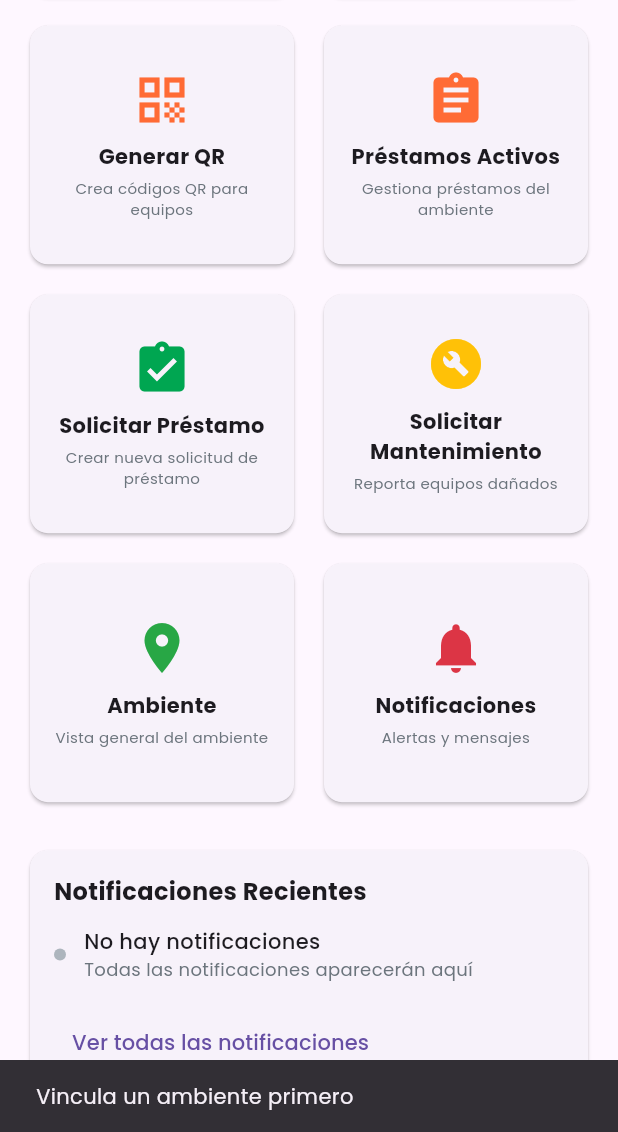
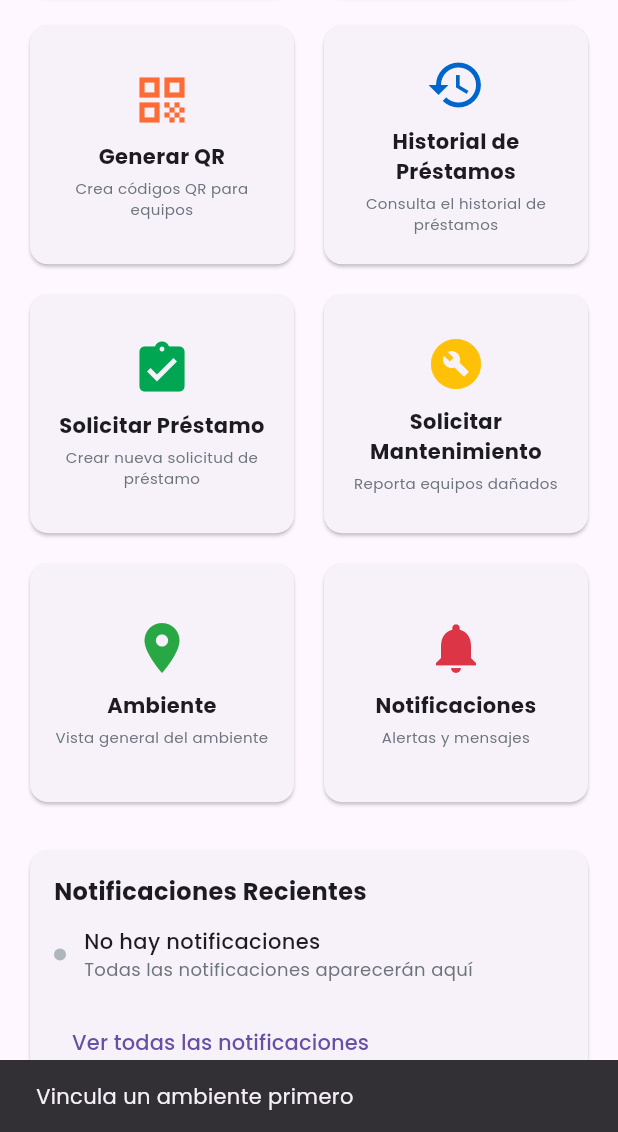
Before and after one commit to axchisan/GestionInventarioSENA, a Flutter app: the InstructorDashboard screen opened by its route, scrolled down 434 dp, on a phone screen of 412 x 824 dp, the part 104-1236 px from its top. Run offline on Flutter 3.47's test engine with Material 3 defaults, Android fonts, the phone set to English and light mode, and no system bars; our stand-ins replace fl_chart, flutter_secure_storage, go_router, google_fonts, jwt_decoder, pdf and 4 more; missing offline and left inert: mobile_scanner; accounts and stored records are empty; network calls fail.

Commit message:
se completo el sistema de prestamos

```diff
--- a/client/lib/core/constants/api_constants.dart
+++ b/client/lib/core/constants/api_constants.dart
@@ -7,3 +7,4 @@ const String inventoryEndpoint = '/api/inventory/';
 const String qrGenerateEndpoint = '/api/qr/generate/';
 const String inventoryChecksEndpoint = '/api/inventory-checks/';
 const String loansEndpoint = '/api/loans/';
+const String loansWarehousesEndpoint = '/api/loans/warehouses';
--- a/client/lib/presentation/screens/dashboard/admin_dashboard_screen.dart
+++ b/client/lib/presentation/screens/dashboard/admin_dashboard_screen.dart
@@ -160,9 +160,9 @@ class AdminDashboardScreen extends StatelessWidget {
                 ),
                 _buildActionCard(
                   context,
-                  'Solicitudes de Préstamo',
-                  'Gestionar préstamos del sistema',
-                  Icons.assignment_turned_in,
+                  'Historial de Préstamos',
+                  'Gestionar historial de préstamos',
+                  Icons.history,
                   AppColors.secondary,
                   '/loan-history',
                 ),
@@ -448,8 +448,8 @@ class AdminDashboardScreen extends StatelessWidget {
             onTap: () => context.push('/user-management'),
           ),
           ListTile(
-            leading: const Icon(Icons.assignment_turned_in),
-            title: const Text('Solicitudes de Préstamo'),
+            leading: const Icon(Icons.history),
+            title: const Text('Historial de Préstamos'),
             onTap: () => context.push('/loan-history'),
           ),
           ListTile(
--- a/client/lib/presentation/screens/dashboard/instructor_dashboard.dart
+++ b/client/lib/presentation/screens/dashboard/instructor_dashboard.dart
@@ -331,12 +331,13 @@ class _InstructorDashboardState extends State<InstructorDashboard> {
                           AppColors.accent,
                           '/qr-generate',
                         ),
+
                         _buildActionCard(
                           context,
-                          'Préstamos Activos',
-                          'Gestiona préstamos del ambiente',
-                          Icons.assignment,
-                          AppColors.accent,
+                          'Historial de Préstamos',
+                          'Consulta el historial de préstamos',
+                          Icons.history,
+                          AppColors.secondary,
                           '/loan-history',
                         ),
                         _buildActionCard(
@@ -722,8 +723,8 @@ class _InstructorDashboardState extends State<InstructorDashboard> {
             onTap: () => context.push('/inventory-check'),
           ),
           ListTile(
-            leading: const Icon(Icons.assignment),
-            title: const Text('Préstamos'),
+            leading: const Icon(Icons.history),
+            title: const Text('Historial de Préstamos'),
             onTap: () => context.push('/loan-history'),
           ),
           ListTile(
--- a/client/lib/presentation/screens/loan/loan_request_screen.dart
+++ b/client/lib/presentation/screens/loan/loan_request_screen.dart
@@ -66,7 +66,7 @@ class _LoanRequestScreenState extends State<LoanRequestScreen> {
     });
 
     try {
-      final warehouses = await _apiService.get('$loansEndpoint/warehouses');
+      final warehouses = await _apiService.get(loansWarehousesEndpoint);
       setState(() {
         _availableWarehouses = warehouses;
       });
```
Also changed, not shown: client/lib/presentation/providers/loan_provider.dart (+11 -8 lines), client/lib/presentation/screens/loan/loan_history_screen.dart (+15 -1 lines).
